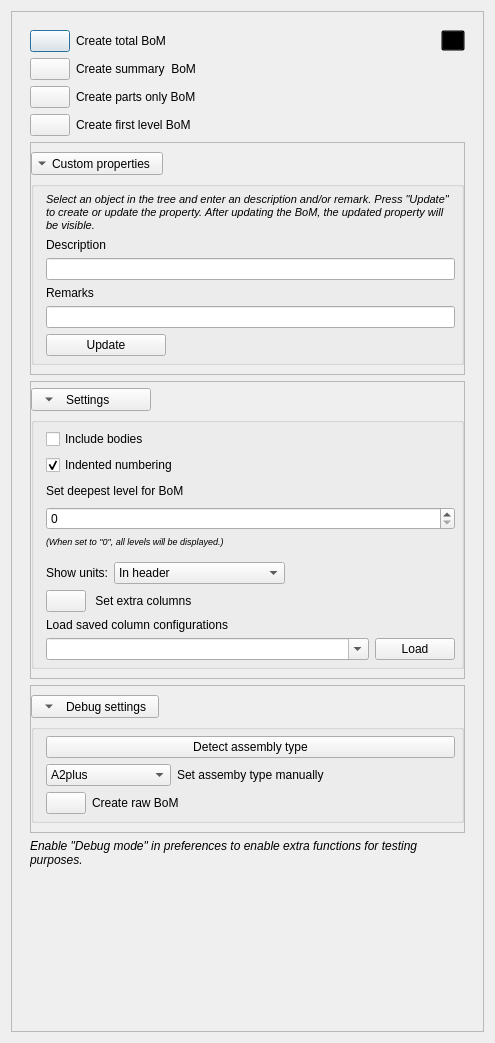
First picture: the form in Resources/UI/BoM_Panel.ui, repository APEbbers/BillOfMaterials-WB, before the edit.
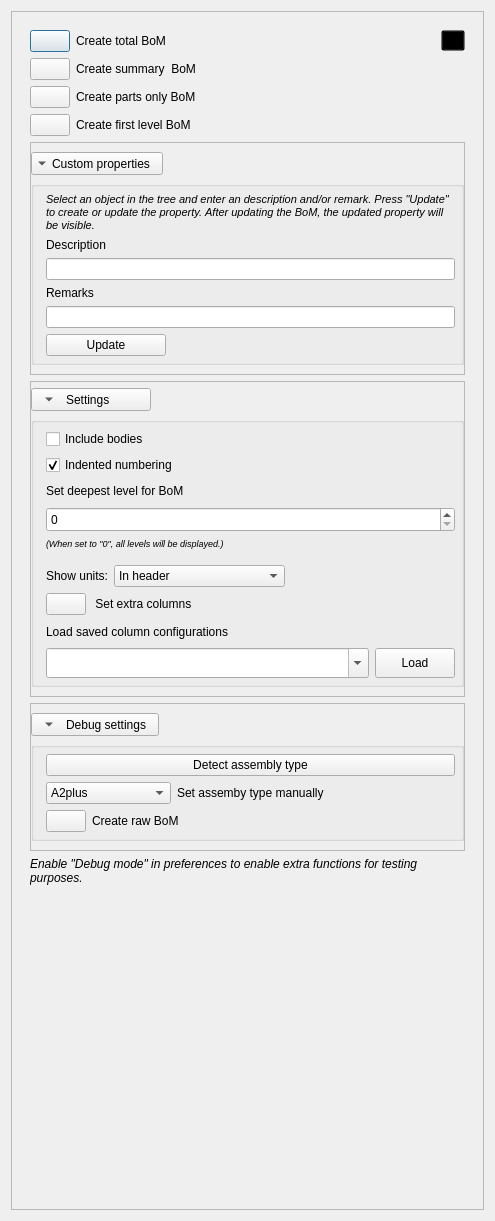
Second picture: the form after the edit. Icons and pictures are not drawn.

```diff
--- a/Resources/UI/BoM_Panel.ui
+++ b/Resources/UI/BoM_Panel.ui
@@ -7,11 +7,11 @@
     <x>0</x>
     <y>0</y>
     <width>495</width>
-    <height>1043</height>
+    <height>1221</height>
    </rect>
   </property>
   <property name="sizePolicy">
-   <sizepolicy hsizetype="Expanding" vsizetype="MinimumExpanding">
+   <sizepolicy hsizetype="Expanding" vsizetype="Expanding">
     <horstretch>0</horstretch>
     <verstretch>0</verstretch>
    </sizepolicy>
@@ -42,8 +42,8 @@
        <rect>
         <x>0</x>
         <y>0</y>
-        <width>462</width>
-        <height>1166</height>
+        <width>479</width>
+        <height>1205</height>
        </rect>
       </property>
       <layout class="QGridLayout" name="gridLayout_14">
```
Left out of the diff: 2 changed lines with no effect on the pictures.
